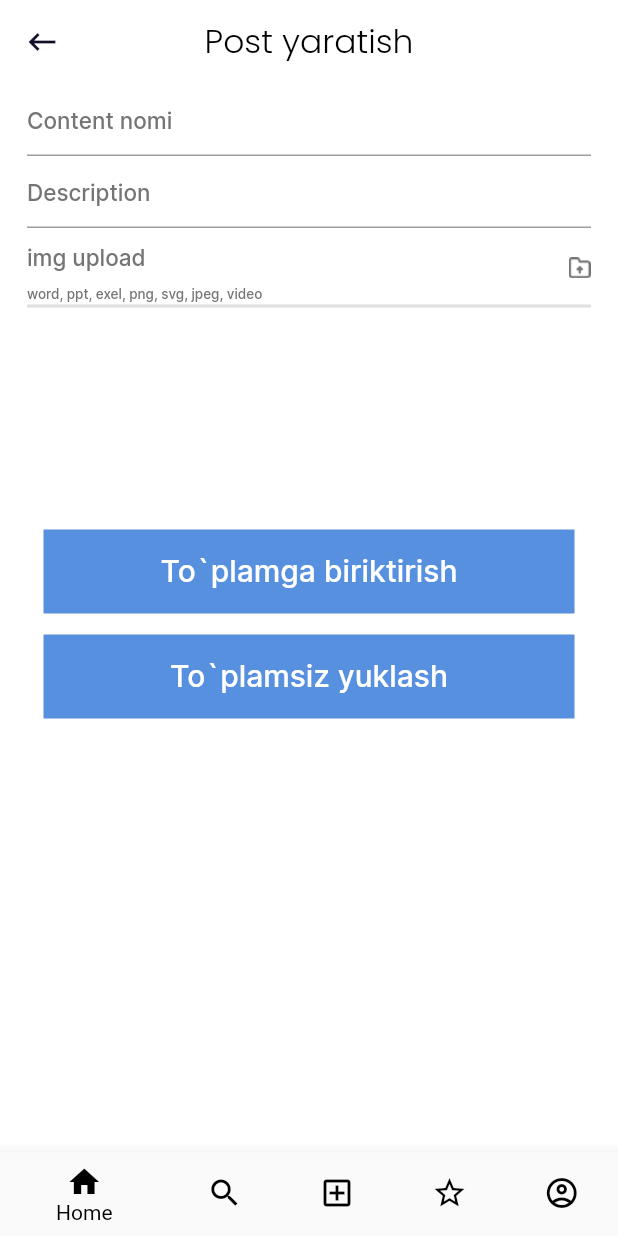
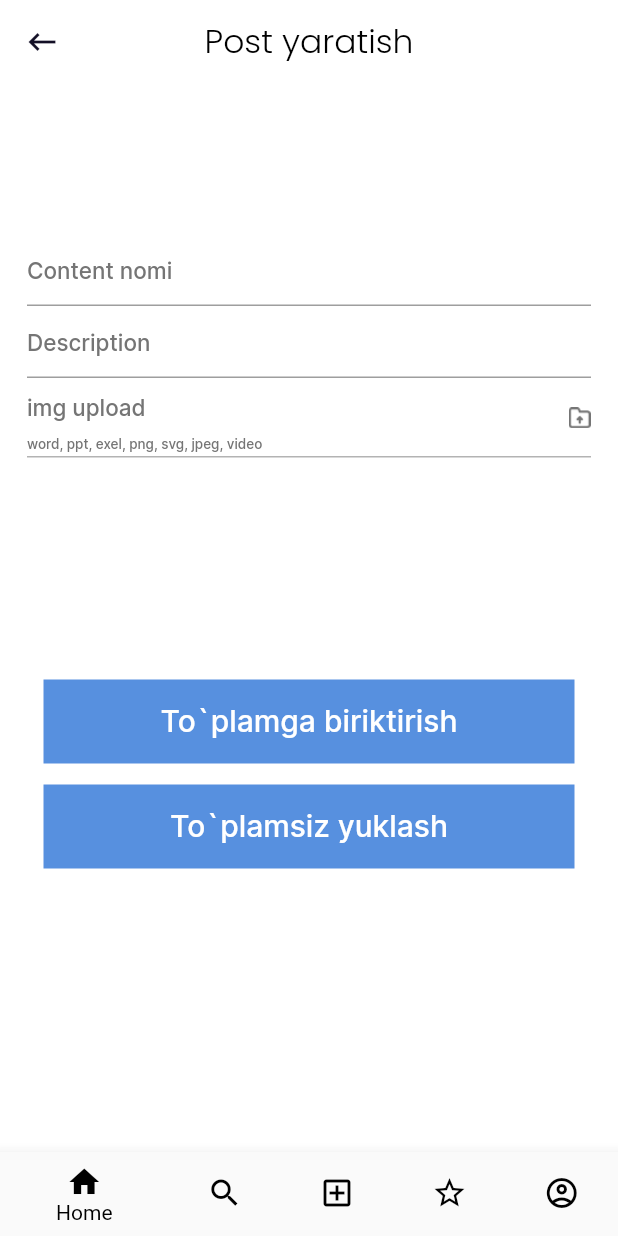
Before and after one commit to Nura1i/tutorchat, a Flutter app: the screen it shows after launch, item 3 of the bottom bar chosen, on a phone screen of 412 x 824 dp. Run offline on Flutter 3.47's test engine with Material 2 defaults, Android fonts, the phone set to English and light mode, and no system bars; our stand-ins replace dotted_border, dropdown_button2, flutter_countdown_timer, flutter_inset_box_shadow, flutter_rating_bar, flutter_svg and 1 more; accounts and stored records are empty; project files that could hold a hidden picture were left out.

Commit message:
createPostScreen1.dart

```diff
--- a/lib/Pages/CreatePost/createPostScreen1.dart
+++ b/lib/Pages/CreatePost/createPostScreen1.dart
@@ -20,7 +20,6 @@ class _CreatePost1State extends State<CreatePost1> {
           backgroundColor: Colors.white,
           elevation: 0,
           leading: IconButton(onPressed: (){
-
           }, icon: const Icon(Icons.keyboard_backspace, color: Color(0xff130F26),size: 24,),),
           centerTitle: true,
           title: const Text('Post yaratish', style: TextStyle(fontFamily: 'Poppins', fontSize: 22,fontWeight: FontWeight.w500,color: Colors.black),),
@@ -28,8 +27,8 @@ class _CreatePost1State extends State<CreatePost1> {
         body:   SingleChildScrollView(
           child: Stack(
             children: [
-              const Padding(
-                padding: EdgeInsets.only(left: 18.0, right: 18.0),
+               Padding(
+                padding: EdgeInsets.only(left: 18.0, right: 18.0, top: 100),
                 child: Column(
                   children: [
                    TextField(
@@ -44,7 +43,9 @@ class _CreatePost1State extends State<CreatePost1> {
                           hintStyle: TextStyle(color: Color(0xff757575),fontWeight: FontWeight.w500,fontSize: 15, fontFamily: 'Inter')
                       ),
                     ),
-                    Row(
+                    InkWell(
+                      onTap: (){},
+                      child: Row(
                         mainAxisAlignment: MainAxisAlignment.spaceBetween,
                         children: [
                           Column(
@@ -63,12 +64,13 @@ class _CreatePost1State extends State<CreatePost1> {
                           Image(image: AssetImage('icon/imgupload.png'),width: 15,height: 14,),
                         ],
                       ),
-                    Divider(height: 0,thickness: 2,)
+                    ),
+                    Divider(height: 0,thickness: 1, color: Color(0xffB3B3B3),)
                   ],
                 ),
               ),
               Padding(
-                padding: const EdgeInsets.only(top: 289.0, left: 21,right: 21),
+                padding: const EdgeInsets.only(top: 389.0, left: 21,right: 21),
                 child: TextButton(onPressed: (){}, child: Container(
                     width: 388,
                     height: 56,
@@ -76,7 +78,7 @@ class _CreatePost1State extends State<CreatePost1> {
                     child: Center(child: Text('To`plamga biriktirish',style: TextStyle(color: Colors.white,fontWeight: FontWeight.w500,fontSize: 20, fontFamily: 'Inter'),)))),
               ),
               Padding(
-                padding: const EdgeInsets.only(top: 359.0, left: 21,right: 21),
+                padding: const EdgeInsets.only(top: 459.0, left: 21,right: 21),
                 child: TextButton(onPressed: (){}, child: Container(
                     width: 388,
                     height: 56,
```
Lines whose indentation alone changed are shown as unchanged.
